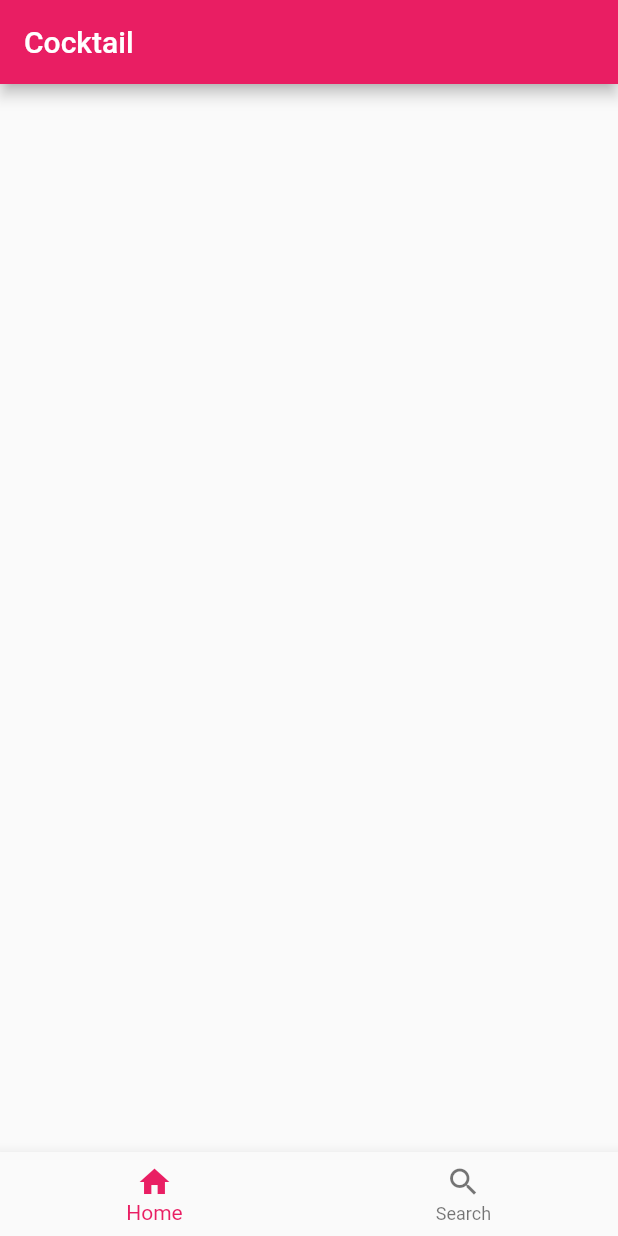
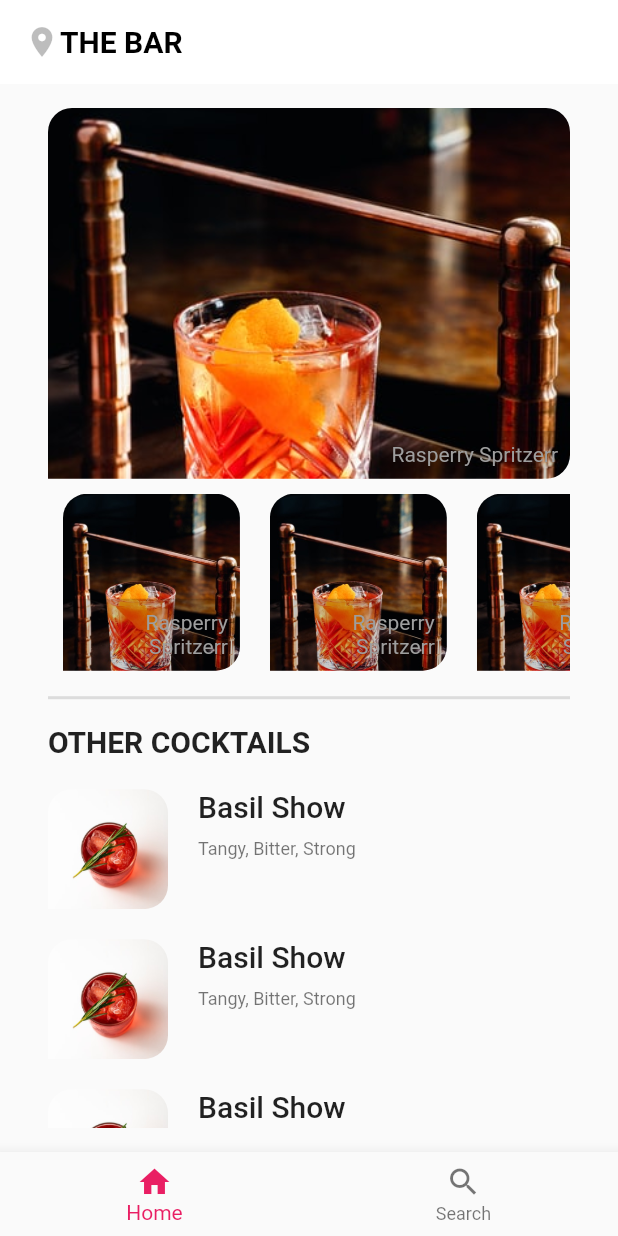
Before and after one commit to abahnj/cocktail, a Flutter app: the screen it shows after launch, on a phone screen of 412 x 824 dp. Run offline on Flutter 3.47's test engine with Material 2 defaults, Android fonts, the phone set to English and light mode, and no system bars; our stand-ins replace dio, flutter_hooks, freezed_annotation, get_it, hooks_riverpod; generated files the repository leaves out were written again.

Commit message:
Finish home page initial UI

```diff
--- /dev/null
+++ b/lib/constants.dart
@@ -0,0 +1,17 @@
+import 'package:flutter/material.dart';
+
+final lightTheme = ThemeData(
+  primarySwatch: Colors.pink,
+  visualDensity: VisualDensity.adaptivePlatformDensity,
+  appBarTheme: const AppBarTheme(
+    color: Colors.white,
+    elevation: 0,
+  ),
+);
+
+/// UI dimension
+const Radius kRadiusSixteen = Radius.circular(16);
+const SizedBox kHeight10 = SizedBox(height: 10);
+const SizedBox kHeight20 = SizedBox(height: 20);
+const SizedBox kWidth20 = SizedBox(width: 20);
+const SizedBox kWidth10 = SizedBox(width: 10);
--- a/lib/main.dart
+++ b/lib/main.dart
@@ -2,6 +2,7 @@ import 'package:flutter/material.dart';
 import 'package:flutter_hooks/flutter_hooks.dart';
 import 'package:hooks_riverpod/hooks_riverpod.dart';
 
+import 'constants.dart';
 import 'locator.dart';
 import 'models/filter.dart';
 import 'screens/home_page.dart';
@@ -26,10 +27,7 @@ class MyApp extends StatelessWidget {
   @override
   Widget build(BuildContext context) => MaterialApp(
         title: 'Cocktails',
-        theme: ThemeData(
-          primarySwatch: Colors.pink,
-          visualDensity: VisualDensity.adaptivePlatformDensity,
-        ),
+        theme: lightTheme,
         routes: <String, Widget Function(BuildContext)>{
           '/': (context) => const HomePage(),
         },
@@ -48,7 +46,6 @@ class MyHomePage extends HookWidget {
 
   final String title;
 
-
   @override
   Widget build(BuildContext context) {
     return Container();
--- /dev/null
+++ b/lib/screens/drink_card.dart
@@ -0,0 +1,44 @@
+import 'package:flutter/material.dart';
+
+import '../constants.dart';
+
+class DrinkCard extends StatelessWidget {
+  const DrinkCard({
+    Key key,
+  }) : super(key: key);
+
+  @override
+  Widget build(BuildContext context) => Container(
+        width: double.infinity,
+        clipBehavior: Clip.antiAlias,
+        decoration: const BoxDecoration(
+          borderRadius: BorderRadius.only(
+            topLeft: kRadiusSixteen,
+            topRight: kRadiusSixteen,
+            bottomRight: kRadiusSixteen,
+          ),
+        ),
+        child: Stack(
+          alignment: Alignment.bottomRight,
+          children: [
+            Positioned.fill(
+              child: Image.asset(
+                'assets/orange.jpeg',
+                fit: BoxFit.cover,
+              ),
+            ),
+            Container(
+              color: const Color.fromRGBO(0, 0, 0, .2),
+              child: const Padding(
+                padding: EdgeInsets.all(8),
+                child: Text(
+                  'Rasperry Spritzerr',
+                  textAlign: TextAlign.end,
+                  style: TextStyle(color: Colors.grey),
+                ),
+              ),
+            )
+          ],
+        ),
+      );
+}
--- /dev/null
+++ b/lib/screens/drink_list_card.dart
@@ -0,0 +1,55 @@
+import 'package:flutter/material.dart';
+
+import '../constants.dart';
+
+class DrinkListCard extends StatelessWidget {
+  const DrinkListCard({Key key}) : super(key: key);
+
+  @override
+  Widget build(BuildContext context) => Container(
+        height: 80,
+        margin: const EdgeInsets.symmetric(
+          vertical: 10,
+        ),
+        child: Row(
+          crossAxisAlignment: CrossAxisAlignment.start,
+          children: [
+            const AspectRatio(
+              aspectRatio: 1,
+              child: DecoratedBox(
+                decoration: BoxDecoration(
+                  image: DecorationImage(
+                    image: AssetImage('assets/negroni.jpeg'),
+                    fit: BoxFit.cover,
+                  ),
+                  borderRadius: BorderRadius.only(
+                    topLeft: kRadiusSixteen,
+                    topRight: kRadiusSixteen,
+                    bottomRight: kRadiusSixteen,
+                  ),
+                ),
+              ),
+            ),
+            const SizedBox(
+              width: 20,
+            ),
+            Column(
+              crossAxisAlignment: CrossAxisAlignment.start,
+              children: [
+                Text(
+                  'Basil Show',
+                  style: Theme.of(context).textTheme.headline6,
+                ),
+                const SizedBox(
+                  height: 10,
+                ),
+                Text(
+                  'Tangy, Bitter, Strong',
+                  style: Theme.of(context).textTheme.caption,
+                ),
+              ],
+            )
+          ],
+        ),
+      );
+}
--- a/lib/screens/home_page.dart
+++ b/lib/screens/home_page.dart
@@ -1,5 +1,10 @@
+import 'package:cocktail/constants.dart';
+import 'package:cocktail/screens/drink_list_card.dart';
 import 'package:flutter/material.dart';
 import 'package:flutter_hooks/flutter_hooks.dart';
+
+import '../utils.dart';
+import 'drink_card.dart';
 
 class HomePage extends HookWidget {
   const HomePage({Key key}) : super(key: key);
@@ -7,11 +12,77 @@ class HomePage extends HookWidget {
   @override
   Widget build(BuildContext context) {
     final _currentIndex = useState(0);
+    final _pageController = usePageController(
+      viewportFraction: .4,
+      keepPage: false,
+    );
+
+    Utils.getScreenSize(context);
     return Scaffold(
       appBar: AppBar(
-        title: const Text('Cocktail'),
+        title: Row(
+          mainAxisSize: MainAxisSize.min,
+          children: const [
+            Icon(
+              Icons.location_on,
+              color: Colors.black26,
+            ),
+            Text(
+              'THE BAR',
+              style:
+                  TextStyle(color: Colors.black, fontWeight: FontWeight.bold),
+            )
+          ],
+        ),
       ),
-      body: Container(),
+      body: Padding(
+        padding: const EdgeInsets.symmetric(horizontal: 32, vertical: 16),
+        child: Column(
+          crossAxisAlignment: CrossAxisAlignment.start,
+          children: [
+            SizedBox(
+                height: MediaQuery.of(context).size.height * .3,
+                child: const DrinkCard()),
+            kHeight10,
+            Expanded(
+                flex: 2,
+                child: ListView(
+                  scrollDirection: Axis.horizontal,
+                  children: List.generate(
+                    5,
+                    (index) => Padding(
+                      padding: const EdgeInsets.symmetric(horizontal: 10),
+                      child: AspectRatio(
+                        aspectRatio: 1,
+                        child: DrinkCard(
+                          key: ValueKey(index),
+                        ),
+                      ),
+                    ),
+                  ),
+                )),
+            kHeight10,
+            const Divider(
+              thickness: 2,
+            ),
+            kHeight10,
+            Text(
+              'OTHER COCKTAILS',
+              style: Theme.of(context)
+                  .textTheme
+                  .headline6
+                  .copyWith(fontWeight: FontWeight.bold),
+            ),
+            kHeight10,
+            Expanded(
+              flex: 4,
+              child: ListView(
+                children: List.generate(10, (index) => const DrinkListCard()),
+              ),
+            ),
+          ],
+        ),
+      ),
       bottomNavigationBar: BottomNavigationBar(
         currentIndex: _currentIndex.value,
         items: const [
@@ -35,3 +106,17 @@ class HomePage extends HookWidget {
     );
   }
 }
+
+var pageView = PageView(
+  pageSnapping: false,
+  controller: PageController(),
+  children: List.generate(
+    5,
+    (index) => Padding(
+      padding: const EdgeInsets.all(8.0),
+      child: DrinkCard(
+        key: ValueKey(index),
+      ),
+    ),
+  ),
+);
--- /dev/null
+++ b/lib/utils.dart
@@ -0,0 +1,75 @@
+import 'dart:developer';
+
+import 'package:flutter/cupertino.dart';
+import 'package:flutter_hooks/flutter_hooks.dart';
+
+class Utils {
+  static void getScreenSize(BuildContext context) {
+    log(MediaQuery.of(context).size.height.toString());
+  }
+}
+
+/// Creates an [PageController] automatically disposed.
+///
+///
+/// [initialValue], [lowerBound], [upperBound] and [debugLabel]
+/// are ignored after the first call.
+///
+/// See also:
+///   * [AnimationController], the created object.
+///   * [useAnimation], to listen to the created [AnimationController].
+///
+PageController usePageController({
+  int initialPage = 0,
+  bool keepPage = true,
+  double viewportFraction = 1.0,
+  List<Object> keys,
+}) =>
+    use(
+      _PageControllerHook(
+        initialPage: initialPage,
+        keepPage: keepPage,
+        viewportFraction: viewportFraction,
+        keys: keys,
+      ),
+    );
+
+class _PageControllerHook extends Hook<PageController> {
+  const _PageControllerHook({
+    this.initialPage,
+    this.keepPage,
+    this.viewportFraction,
+    List<Object> keys,
+  }) : super(keys: keys);
+
+  final int initialPage;
+  final bool keepPage;
+  final double viewportFraction;
+
+  @override
+  HookState<PageController, Hook<PageController>> createState() =>
+      _PageControllerHookState();
+}
+
+class _PageControllerHookState
+    extends HookState<PageController, _PageControllerHook> {
+  PageController _pageController;
+
+  @override
+  void initHook() {
+    super.initHook();
+    _pageController = PageController(
+      initialPage: hook.initialPage,
+      keepPage: hook.keepPage,
+      viewportFraction: hook.viewportFraction,
+    );
+  }
+
+  @override
+  PageController build(BuildContext context) => _pageController;
+
+  @override
+  void dispose() {
+    _pageController.dispose();
+  }
+}
--- a/pubspec.yaml
+++ b/pubspec.yaml
@@ -54,6 +54,9 @@ flutter:
   # the material Icons class.
   uses-material-design: true
 
+  assets:
+    - assets/
+
   # To add assets to your application, add an assets section, like this:
   # assets:
   #   - images/a_dot_burr.jpeg
```
Also changed, not shown: assets/negroni.jpeg (added), assets/orange.jpeg (added).
